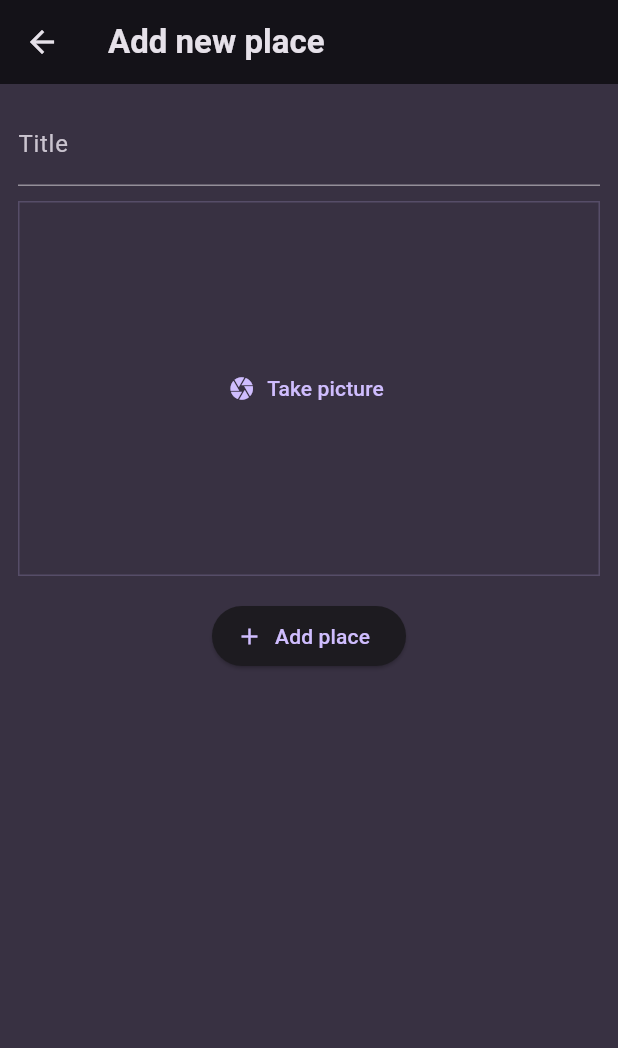
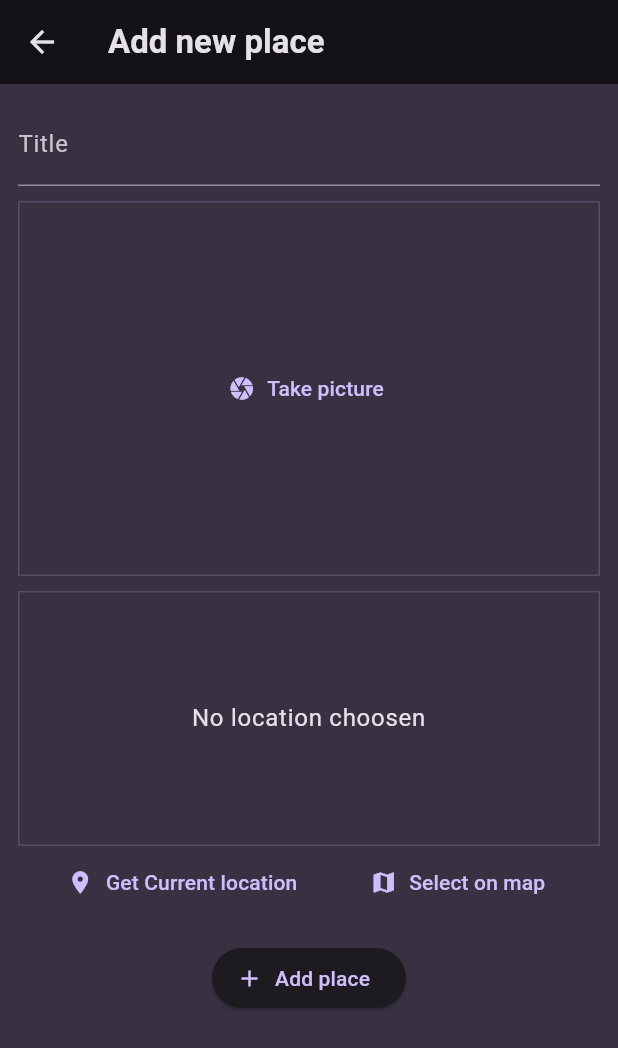
Before and after one commit to aibat-t/favorite_places, a Flutter app: the AddPlaceScreen screen opened directly, on a phone screen of 412 x 824 dp. Shown: the top 1048 px of the screen. Run offline on Flutter 3.47's test engine with Material 3 defaults, Android fonts, the phone set to English and light mode, and no system bars; our stand-ins replace flutter_riverpod, google_fonts, image_picker, location.

Commit message:
location add func

```diff
--- a/lib/screens/add_place.dart
+++ b/lib/screens/add_place.dart
@@ -2,6 +2,7 @@ import 'dart:io';
 
 import 'package:favorite_places/providers/user_places.dart';
 import 'package:favorite_places/widgets/image_input.dart';
+import 'package:favorite_places/widgets/location_input.dart';
 import 'package:flutter/material.dart';
 import 'package:flutter_riverpod/flutter_riverpod.dart';
 
@@ -80,6 +81,8 @@ class _AddPlaceScreen extends ConsumerState<AddPlaceScreen> {
                   _selectedFile = image;
                 },
               ),
+              const SizedBox(height: 10),
+              LocationInput(),
               const SizedBox(height: 16),
               ElevatedButton.icon(
                 onPressed: _isSending ? null : _savePlace,
--- /dev/null
+++ b/lib/widgets/location_input.dart
@@ -0,0 +1,110 @@
+import 'package:flutter/material.dart';
+import 'package:location/location.dart';
+
+class LocationInput extends StatefulWidget {
+  const LocationInput({super.key});
+
+  @override
+  State<LocationInput> createState() {
+    return _LocationInputState();
+  }
+}
+
+class _LocationInputState extends State<LocationInput> {
+  Location? _pickedLocation;
+  var isGettingLocation = false;
+
+  void _getCurrentLocation() async {
+    Location location = Location();
+
+    bool serviceEnabled;
+    PermissionStatus permissionGranted;
+    LocationData locationData;
+
+    serviceEnabled = await location.serviceEnabled();
+    if (!serviceEnabled) {
+      serviceEnabled = await location.requestService();
+      if (!serviceEnabled) {
+        return;
+      }
+    }
+
+    permissionGranted = await location.hasPermission();
+    if (permissionGranted == PermissionStatus.denied) {
+      permissionGranted = await location.requestPermission();
+      if (permissionGranted != PermissionStatus.granted) {
+        return;
+      }
+    }
+
+    setState(() {
+      isGettingLocation = true;
+    });
+
+    locationData = await location.getLocation();
+
+    setState(() {
+      isGettingLocation = false;
+    });
+
+    print(locationData.latitude);
+    print(locationData.longitude);
+  }
+
+  @override
+  Widget build(BuildContext context) {
+    Widget previewContent = Text(
+      'No location choosen',
+      textAlign: TextAlign.center,
+      style: Theme
+          .of(context)
+          .textTheme
+          .bodyLarge!
+          .copyWith(color: Theme
+          .of(context)
+          .colorScheme
+          .onBackground),
+    );
+
+    if(isGettingLocation) {
+      previewContent = const CircularProgressIndicator();
+    }
+
+
+    return Column(
+      children: [
+        Container(
+          height: 170,
+          width: double.infinity,
+          alignment: Alignment.center,
+          decoration: BoxDecoration(
+            border: Border.all(
+              width: 1,
+              color: Theme
+                  .of(context)
+                  .colorScheme
+                  .primary
+                  .withOpacity(0.2),
+            ),
+          ),
+          child: previewContent,
+        ),
+        Row(
+          mainAxisAlignment: MainAxisAlignment.spaceEvenly,
+          children: [
+            TextButton.icon(
+              icon: const Icon(Icons.location_on),
+              label: const Text('Get Current location'),
+              onPressed: _getCurrentLocation,
+            ),
+            TextButton.icon(
+              icon: const Icon(Icons.map),
+              label: const Text('Select on map'),
+              onPressed: () {},
+            ),
+          ],
+        ),
+      ],
+    );
+  }
+}
--- a/pubspec.yaml
+++ b/pubspec.yaml
@@ -39,6 +39,8 @@ dependencies:
   flutter_riverpod: ^2.5.1
   google_fonts: 6.1.0
   image_picker: ^1.0.8
+  location: ^6.0.2
+  http: ^1.2.0
 
 dev_dependencies:
   flutter_test:
```
Also changed, not shown: pubspec.lock, 5 other files.
